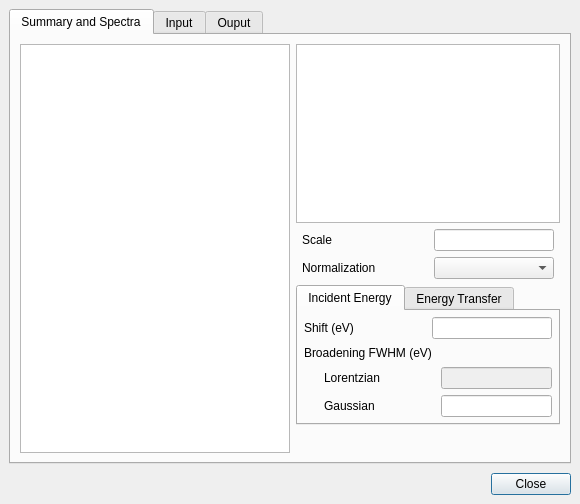
The window that crispy/resources/gui/uis/quanty/details.ui (mretegan/crispy) describes before a commit, drawn with Qt 5.
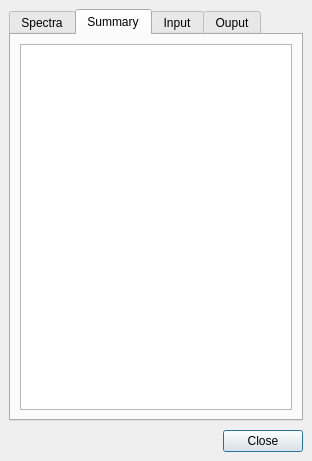
The same window after the commit. The open tabs and pages were chosen to show the change. Custom widgets are drawn as their Qt base class.

Commit message: Remove spectra parameters to default values

What changed in the file:
```diff
--- a/crispy/resources/gui/uis/quanty/details.ui
+++ b/crispy/resources/gui/uis/quanty/details.ui
@@ -6,8 +6,8 @@
    <rect>
     <x>0</x>
     <y>0</y>
-    <width>580</width>
-    <height>504</height>
+    <width>312</width>
+    <height>461</height>
    </rect>
   </property>
   <property name="focusPolicy">
@@ -45,9 +45,9 @@
        <enum>Qt::ClickFocus</enum>
       </property>
       <attribute name="title">
-       <string>Summary and Spectra</string>
+       <string>Spectra</string>
       </attribute>
-      <layout class="QHBoxLayout" name="horizontalLayout_2">
+      <layout class="QVBoxLayout" name="verticalLayout_5">
        <property name="leftMargin">
         <number>9</number>
        </property>
@@ -60,27 +60,6 @@
        <property name="bottomMargin">
         <number>9</number>
        </property>
-       <item>
-        <widget class="QPlainTextEdit" name="summaryPlainTextEdit">
-         <property name="sizePolicy">
-          <sizepolicy hsizetype="MinimumExpanding" vsizetype="Expanding">
-           <horstretch>0</horstretch>
-           <verstretch>0</verstretch>
-          </sizepolicy>
-         </property>
-         <property name="minimumSize">
-          <size>
-           <width>270</width>
-           <height>0</height>
-          </size>
-         </property>
-         <property name="readOnly">
-          <bool>true</bool>
-         </property>
-        </widget>
-       </item>
-       <item>
-        <layout class="QVBoxLayout" name="spectraVerticalLayout">
          <item>
           <widget class="QListView" name="spectraListView">
            <property name="sizePolicy">
@@ -505,6 +484,45 @@
           </spacer>
          </item>
         </layout>
+     </widget>
+     <widget class="QWidget" name="summaryTabWidget">
+      <attribute name="title">
+       <string>Summary</string>
+      </attribute>
+      <layout class="QVBoxLayout" name="verticalLayout_4">
+       <property name="leftMargin">
+        <number>9</number>
+       </property>
+       <property name="topMargin">
+        <number>9</number>
+       </property>
+       <property name="rightMargin">
+        <number>9</number>
+       </property>
+       <property name="bottomMargin">
+        <number>9</number>
+       </property>
+       <item>
+        <widget class="QPlainTextEdit" name="summaryPlainTextEdit">
+         <property name="sizePolicy">
+          <sizepolicy hsizetype="MinimumExpanding" vsizetype="Expanding">
+           <horstretch>0</horstretch>
+           <verstretch>0</verstretch>
+          </sizepolicy>
+         </property>
+         <property name="minimumSize">
+          <size>
+           <width>270</width>
+           <height>0</height>
+          </size>
+         </property>
+         <property name="lineWrapMode">
+          <enum>QPlainTextEdit::NoWrap</enum>
+         </property>
+         <property name="readOnly">
+          <bool>true</bool>
+         </property>
+        </widget>
        </item>
       </layout>
      </widget>
```
Left out of the diff: 2 changed lines with no effect on the pictures. Lines whose indentation alone changed are shown as unchanged. The commit also changes 2 other files.
